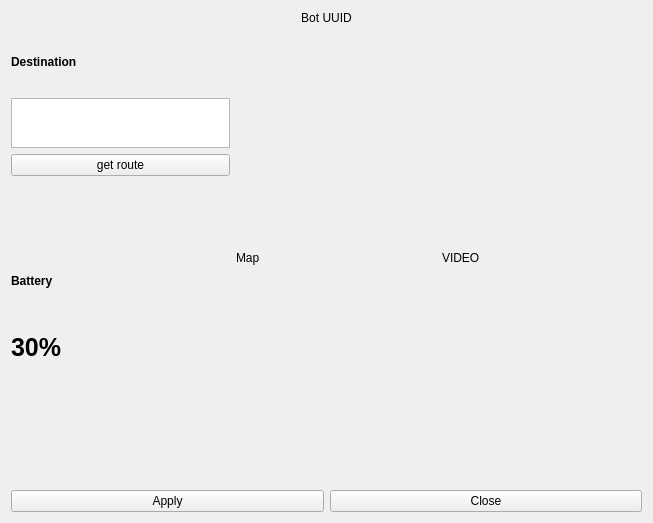
This is botspecification.ui in kcci-MustGo/MustGo_Qt as Qt 5 draws it before an edit. The edited form follows.
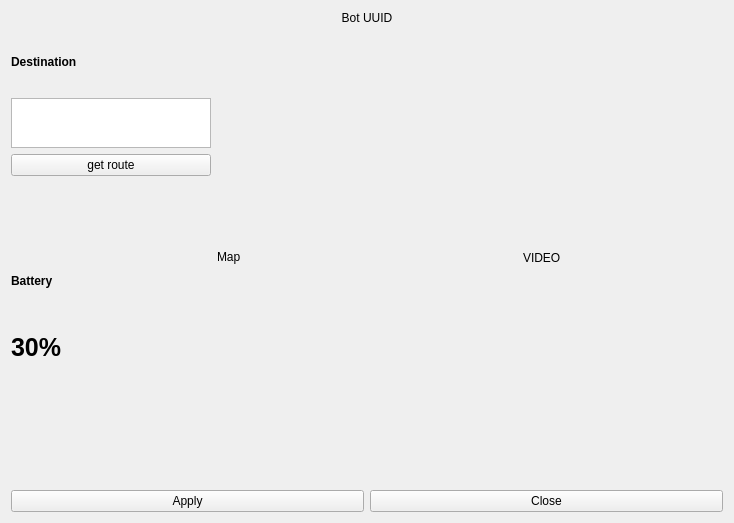
This is the edited form.

```diff
--- a/botspecification.ui
+++ b/botspecification.ui
@@ -132,8 +132,14 @@
         <widget class="QLabel" name="labelMap">
          <property name="minimumSize">
           <size>
-           <width>200</width>
-           <height>150</height>
+           <width>300</width>
+           <height>1</height>
+          </size>
+         </property>
+         <property name="maximumSize">
+          <size>
+           <width>16777215</width>
+           <height>20</height>
           </size>
          </property>
          <property name="text">
```
Left out of the diff: 2 changed lines with no effect on the pictures.
